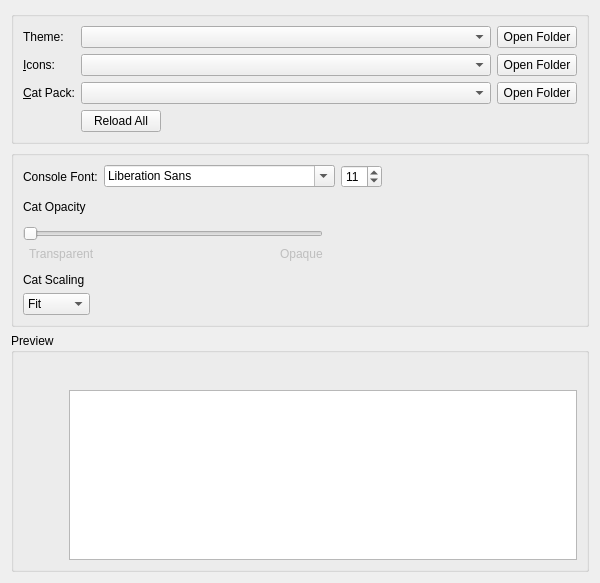
This is launcher/ui/widgets/AppearanceWidget.ui in corecommit/PollyMC-Continued as Qt 5 draws it before an edit. The edited form follows.
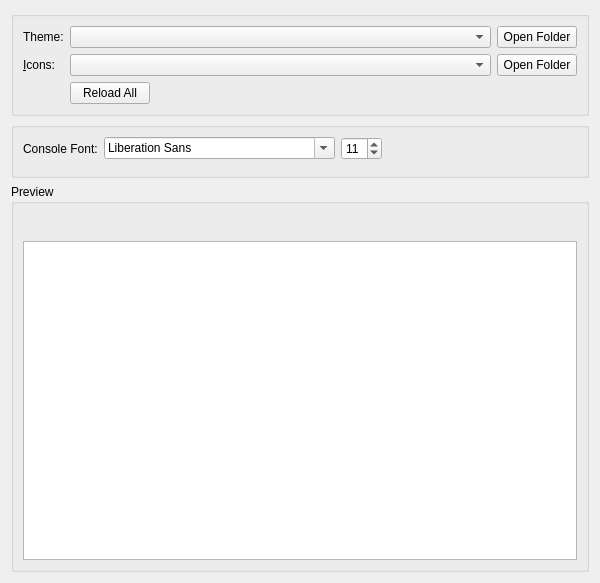
This is the edited form. Icons and pictures are not drawn.

Commit message: Fix: language selection only English, dead translation help link; Remove cat feature (Meow button, cat packs and assets, cat background), Cat Opacity/Scaling settings, cat bullet from AppStream metadata; v9.2.3 changelog

What changed in the file:
```diff
--- a/launcher/ui/widgets/AppearanceWidget.ui
+++ b/launcher/ui/widgets/AppearanceWidget.ui
@@ -28,16 +28,6 @@
      <layout class="QVBoxLayout" name="verticalLayout_2">
       <item>
        <layout class="QGridLayout" name="gridLayout">
-        <item row="2" column="3">
-         <widget class="QPushButton" name="catPackFolder">
-          <property name="toolTip">
-           <string>View cat packs folder.</string>
-          </property>
-          <property name="text">
-           <string>Open Folder</string>
-          </property>
-         </widget>
-        </item>
         <item row="0" column="3">
          <widget class="QPushButton" name="widgetStyleFolder">
           <property name="toolTip">
@@ -58,19 +48,6 @@
           </property>
          </widget>
         </item>
-        <item row="2" column="0">
-         <widget class="QLabel" name="catPackLabel">
-          <property name="text">
-           <string>&amp;Cat Pack:</string>
-          </property>
-          <property name="buddy">
-           <cstring>catPackComboBox</cstring>
-          </property>
-         </widget>
-        </item>
-        <item row="2" column="2">
-         <widget class="QComboBox" name="catPackComboBox"/>
-        </item>
         <item row="1" column="2">
          <widget class="QComboBox" name="iconsComboBox">
           <property name="sizePolicy">
@@ -203,173 +180,6 @@
         </property>
        </spacer>
       </item>
-      <item>
-       <widget class="QLabel" name="catOpacityLabel">
-        <property name="text">
-         <string>Cat Opacity</string>
-        </property>
-       </widget>
-      </item>
-      <item>
-       <widget class="QWidget" name="widget_2" native="true">
-        <property name="maximumSize">
-         <size>
-          <width>300</width>
-          <height>16777215</height>
-         </size>
-        </property>
-        <layout class="QHBoxLayout" name="horizontalLayout_2">
-         <property name="leftMargin">
-          <number>0</number>
-         </property>
-         <property name="topMargin">
-          <number>0</number>
-         </property>
-         <property name="rightMargin">
-          <number>0</number>
-         </property>
-         <property name="bottomMargin">
-          <number>0</number>
-         </property>
-        </layout>
-       </widget>
-      </item>
-      <item>
-       <widget class="QWidget" name="widget" native="true">
-        <property name="maximumSize">
-         <size>
-          <width>300</width>
-          <height>16777215</height>
-         </size>
-        </property>
-        <layout class="QGridLayout" name="gridLayout_4">
-         <property name="leftMargin">
-          <number>0</number>
-         </property>
-         <property name="topMargin">
-          <number>0</number>
-         </property>
-         <property name="rightMargin">
-          <number>0</number>
-         </property>
-         <property name="bottomMargin">
-          <number>0</number>
-         </property>
-         <item row="3" column="3">
-          <widget class="QLabel" name="label_5">
-           <property name="enabled">
-            <bool>false</bool>
-           </property>
-           <property name="text">
-            <string>Opaque</string>
-           </property>
-          </widget>
-         </item>
-         <item row="3" column="2">
-          <spacer name="horizontalSpacer_4">
-           <property name="orientation">
-            <enum>Qt::Orientation::Horizontal</enum>
-           </property>
-           <property name="sizeHint" stdset="0">
-            <size>
-             <width>0</width>
-             <height>0</height>
-            </size>
-           </property>
-          </spacer>
-         </item>
-         <item row="3" column="1">
-          <widget class="QLabel" name="label_4">
-           <property name="enabled">
-            <bool>false</bool>
-           </property>
-           <property name="text">
-            <string>Transparent</string>
-           </property>
-          </widget>
-         </item>
-         <item row="2" column="0" colspan="4">
-          <widget class="QSlider" name="catOpacitySlider">
-           <property name="minimumSize">
-            <size>
-             <width>0</width>
-             <height>0</height>
-            </size>
-           </property>
-           <property name="maximum">
-            <number>100</number>
-           </property>
-           <property name="orientation">
-            <enum>Qt::Orientation::Horizontal</enum>
-           </property>
-          </widget>
-         </item>
-        </layout>
-       </widget>
-      </item>
-      <item>
-       <spacer name="verticalSpacer">
-        <property name="orientation">
-         <enum>Qt::Orientation::Vertical</enum>
-        </property>
-        <property name="sizeType">
-         <enum>QSizePolicy::Policy::Fixed</enum>
-        </property>
-        <property name="sizeHint" stdset="0">
-         <size>
-          <width>0</width>
-          <height>6</height>
-         </size>
-        </property>
-       </spacer>
-      </item>
-      <item>
-       <widget class="QLabel" name="catFitLabel">
-        <property name="sizePolicy">
-         <sizepolicy hsizetype="Maximum" vsizetype="Fixed">
-          <horstretch>0</horstretch>
-          <verstretch>0</verstretch>
-         </sizepolicy>
-        </property>
-        <property name="text">
-         <string>Cat Scaling</string>
-        </property>
-       </widget>
-      </item>
-      <item>
-       <widget class="QComboBox" name="catFitComboBox">
-        <property name="sizePolicy">
-         <sizepolicy hsizetype="Maximum" vsizetype="Fixed">
-          <horstretch>0</horstretch>
-          <verstretch>0</verstretch>
-         </sizepolicy>
-        </property>
-        <property name="sizeHint" stdset="0">
-         <size>
-          <width>81</width>
-          <height>32</height>
-         </size>
-        </property>
-        <property name="currentIndex">
-         <number>0</number>
-        </property>
-        <item>
-         <property name="text">
-          <string>Fit</string>
-         </property>
-        </item>
-        <item>
-         <property name="text">
-          <string>Fill</string>
-         </property>
-        </item>
-        <item>
-         <property name="text">
-          <string>Stretch</string>
-         </property>
-        </item>
-       </widget>
-      </item>
      </layout>
     </widget>
    </item>
@@ -381,31 +191,6 @@
      <layout class="QVBoxLayout" name="verticalLayout_3">
       <item>
        <layout class="QHBoxLayout" name="horizontalLayout_3">
-        <item>
-         <widget class="QPushButton" name="catPreview">
-          <property name="sizePolicy">
-           <sizepolicy hsizetype="Fixed" vsizetype="Minimum">
-            <horstretch>0</horstretch>
-            <verstretch>0</verstretch>
-           </sizepolicy>
-          </property>
-          <property name="focusPolicy">
-           <enum>Qt::FocusPolicy::NoFocus</enum>
-          </property>
-          <property name="text">
-           <string/>
-          </property>
-          <property name="iconSize">
-           <size>
-            <width>64</width>
-            <height>128</height>
-           </size>
-          </property>
-          <property name="flat">
-           <bool>true</bool>
-          </property>
-         </widget>
-        </item>
         <item>
          <layout class="QVBoxLayout" name="verticalLayout_4">
           <item>
@@ -554,22 +339,6 @@
               </property>
              </widget>
             </item>
-            <item>
-             <widget class="QPushButton" name="icon10">
-              <property name="focusPolicy">
-               <enum>Qt::FocusPolicy::NoFocus</enum>
-              </property>
-              <property name="text">
-               <string/>
-              </property>
-              <property name="icon">
-               <iconset theme="cat"/>
-              </property>
-              <property name="flat">
-               <bool>true</bool>
-              </property>
-             </widget>
-            </item>
             <item>
              <spacer name="horizontalSpacer">
               <property name="orientation">
```
Left out of the diff: 4 changed lines with no effect on the pictures. Lines whose indentation alone changed are shown as unchanged. The commit also changes 32 other files.
